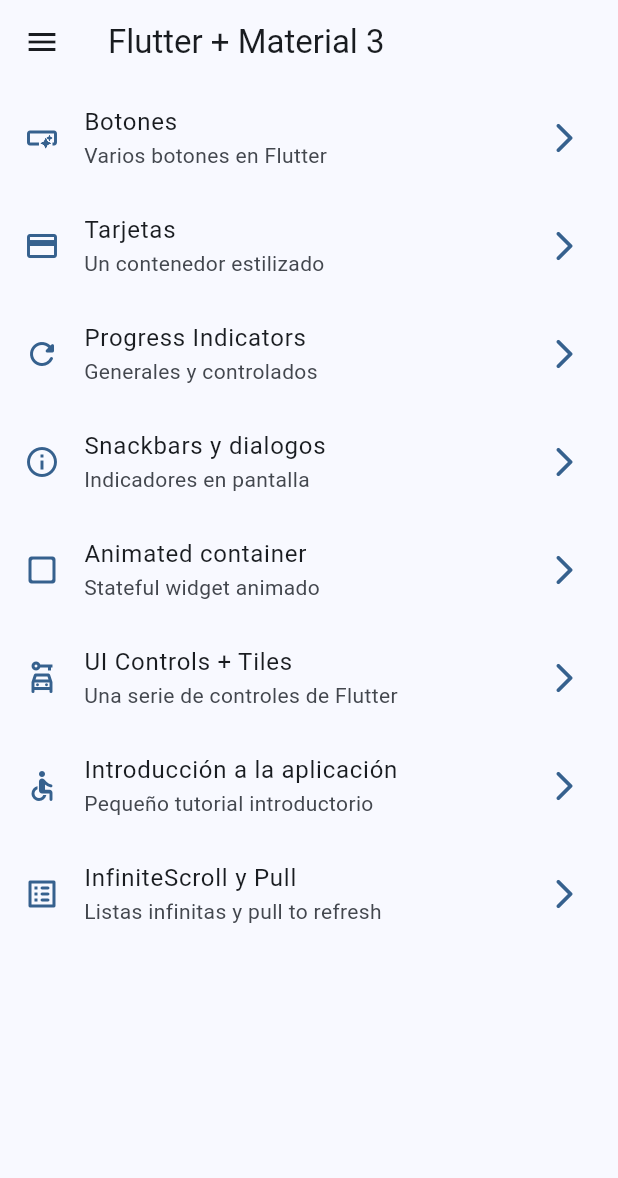
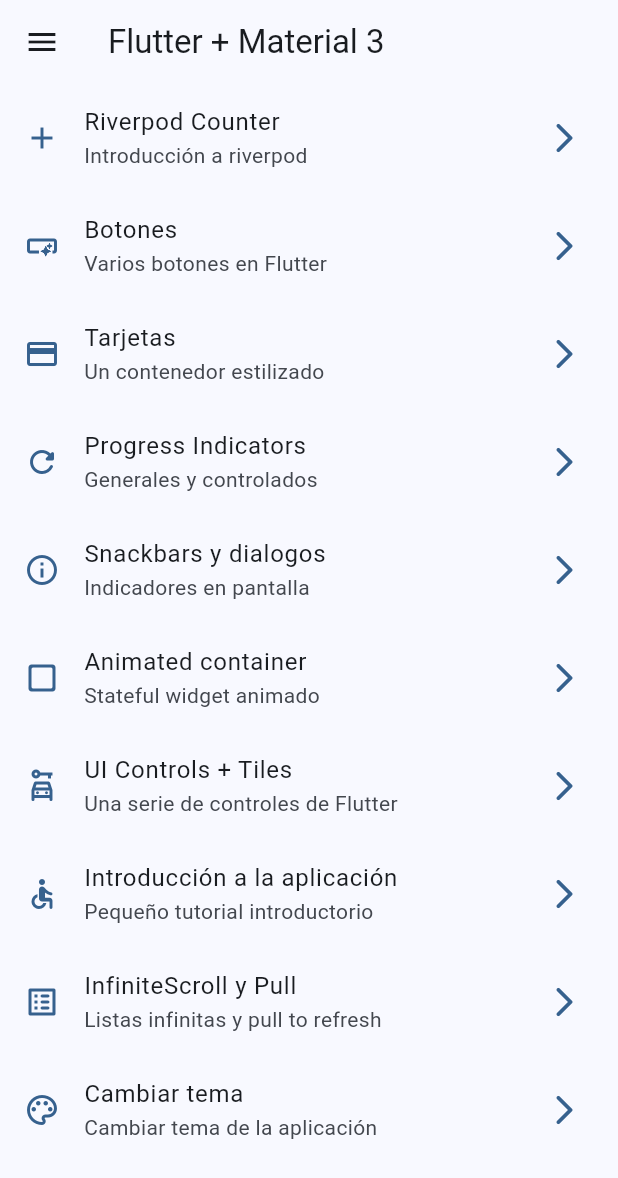
Before and after one commit to JorgeEspina/widgets_app, a Flutter app: the screen it shows after launch, on a phone screen of 412 x 824 dp. Shown: the top 1178 px of the screen. Run offline on Flutter 3.47's test engine with Material 3 defaults, Android fonts, the phone set to English and light mode, and no system bars; our stand-ins replace animate_do, flutter_riverpod, go_router; statements that could not run were skipped.

Commit message:
[FEAT]: Riverpod

```diff
--- a/lib/config/menu/menu_items.dart
+++ b/lib/config/menu/menu_items.dart
@@ -15,6 +15,14 @@ class MenuItem {
 }
 
 const appMenuItems = <MenuItem>[
+
+  MenuItem(
+    title: 'Riverpod Counter',
+    subTitle: 'Introducción a riverpod',
+    link: '/counter-river',
+    icon: Icons.add
+  ),
+
   MenuItem(
     title: 'Botones',
     subTitle: 'Varios botones en Flutter',
@@ -70,4 +78,11 @@ const appMenuItems = <MenuItem>[
     link: '/infinite',
     icon: Icons.list_alt_rounded
   ),
+
+  MenuItem(
+    title: 'Cambiar tema',
+    subTitle: 'Cambiar tema de la aplicación',
+    link: '/theme-changer',
+    icon: Icons.color_lens_outlined
+  ),
 ];
--- a/lib/config/router/app_router.dart
+++ b/lib/config/router/app_router.dart
@@ -58,5 +58,17 @@ final appRouter = GoRouter(
       name: InfiniteScrollScreen.name,
       builder: (context, state) => const InfiniteScrollScreen(),
     ),
+
+    GoRoute(
+      path: '/counter-river',
+      name: CounterScreen.name,
+      builder: (context, state) => const CounterScreen(),
+    ),
+
+    GoRoute(
+      path: '/theme-changer',
+      name: ThemeChangerScreen.name,
+      builder: (context, state) => const ThemeChangerScreen(),
+    ),
   ],
 );
--- /dev/null
+++ b/lib/presentation/providers/counter_provider.dart
@@ -0,0 +1,3 @@
+import 'package:flutter_riverpod/flutter_riverpod.dart';
+
+final counterProvider = StateProvider<int>((ref) => 5 );
```
Also changed, not shown: lib/main.dart (+6 -2 lines), lib/presentation/screens/counter/counter_screen.dart (added, +49 -0 lines).
